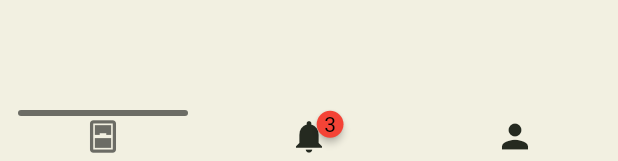
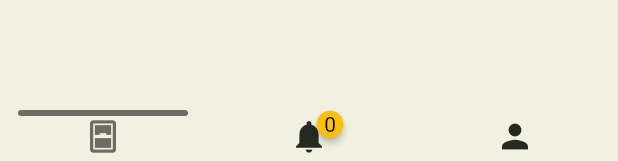
Before and after one commit to tshuenhau/pycnomobile, a Flutter app: the App widget shown alone on an empty page, opened directly, item 3 of the bottom bar chosen, on a phone screen of 412 x 824 dp. Shown: the part 1045-1206 px from the top of the screen. Run offline on Flutter 3.47's test engine with Material 2 defaults, Android fonts, the phone set to English and light mode, and no system bars; drawn by our look-alikes of badges, persistent_bottom_nav_bar; our stand-ins replace auto_size_text, device_info_plus, fl_chart, flutter_blue, flutter_easyloading, flutter_keyboard_visibility and 6 more; accounts and stored records are empty; network calls fail.

Commit message:
added alert counter to bot nav bar

```diff
--- a/lib/App.dart
+++ b/lib/App.dart
@@ -3,6 +3,7 @@ import 'package:flutter/material.dart';
 import 'package:get/get.dart';
 import 'package:persistent_bottom_nav_bar/persistent-tab-view.dart';
 import 'package:pycnomobile/controllers/AuthController.dart';
+import 'package:pycnomobile/controllers/NotificationsController.dart';
 import 'package:pycnomobile/screens/AccountPage.dart';
 import 'package:pycnomobile/screens/AlertsPage.dart';
 import 'package:pycnomobile/screens/SensorListPage.dart';
@@ -20,6 +21,8 @@ class _AppState extends State<App> {
   late bool isLoggedIn;
   PersistentTabController _controller =
       PersistentTabController(initialIndex: 0);
+
+  NotificationsController controller = Get.put(NotificationsController());
 
   @override
   void initState() {
@@ -74,8 +77,8 @@ class _AppState extends State<App> {
       PersistentBottomNavBarItem(
         //TODO: Notification counter
         icon: Badge(
-            badgeContent: Text("3"),
-            badgeColor: Colors.red,
+            badgeContent: Text(controller.alertCounter.toString()),
+            badgeColor: controller.isSevere ? Colors.red : Colors.amber,
             child: Icon(Icons.notifications)),
         title: 'Alerts',
         activeColorPrimary: Theme.of(context).colorScheme.secondary,
```
